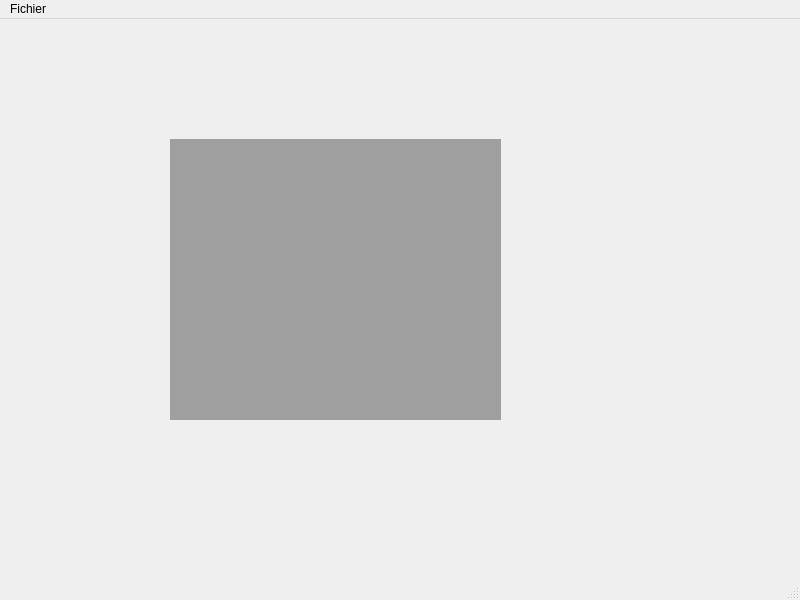
Qt form logiciel/client/client.ui (kbollini/dessin-realite-augmentee) before a commit.
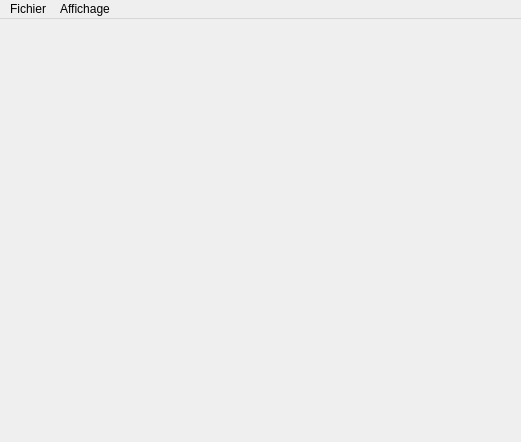
The same form after that commit.

Commit message: Plein écran et zone centrale

Patch:
```diff
--- a/logiciel/client/client.ui
+++ b/logiciel/client/client.ui
@@ -6,31 +6,20 @@
    <rect>
     <x>0</x>
     <y>0</y>
-    <width>800</width>
-    <height>600</height>
+    <width>521</width>
+    <height>442</height>
    </rect>
   </property>
   <property name="windowTitle">
    <string>MainWindow</string>
   </property>
-  <widget class="QWidget" name="centralwidget">
-   <widget class="QMdiArea" name="mdiArea">
-    <property name="geometry">
-     <rect>
-      <x>170</x>
-      <y>120</y>
-      <width>331</width>
-      <height>281</height>
-     </rect>
-    </property>
-   </widget>
-  </widget>
+  <widget class="QWidget" name="centralwidget"/>
   <widget class="QMenuBar" name="menubar">
    <property name="geometry">
     <rect>
      <x>0</x>
      <y>0</y>
-     <width>800</width>
+     <width>521</width>
      <height>25</height>
     </rect>
    </property>
@@ -43,9 +32,15 @@
     <addaction name="actionExporter"/>
     <addaction name="actionFlushScene"/>
    </widget>
+   <widget class="QMenu" name="menuAffichage">
+    <property name="title">
+     <string>Affichage</string>
+    </property>
+    <addaction name="actionPleinEcran"/>
+   </widget>
    <addaction name="menuFichier"/>
+   <addaction name="menuAffichage"/>
   </widget>
-  <widget class="QStatusBar" name="statusbar"/>
   <action name="actionQuitter">
    <property name="text">
     <string>Quitter</string>
```
Left out of the diff: 8 changed lines with no effect on the pictures. The commit also changes 2 other files.
